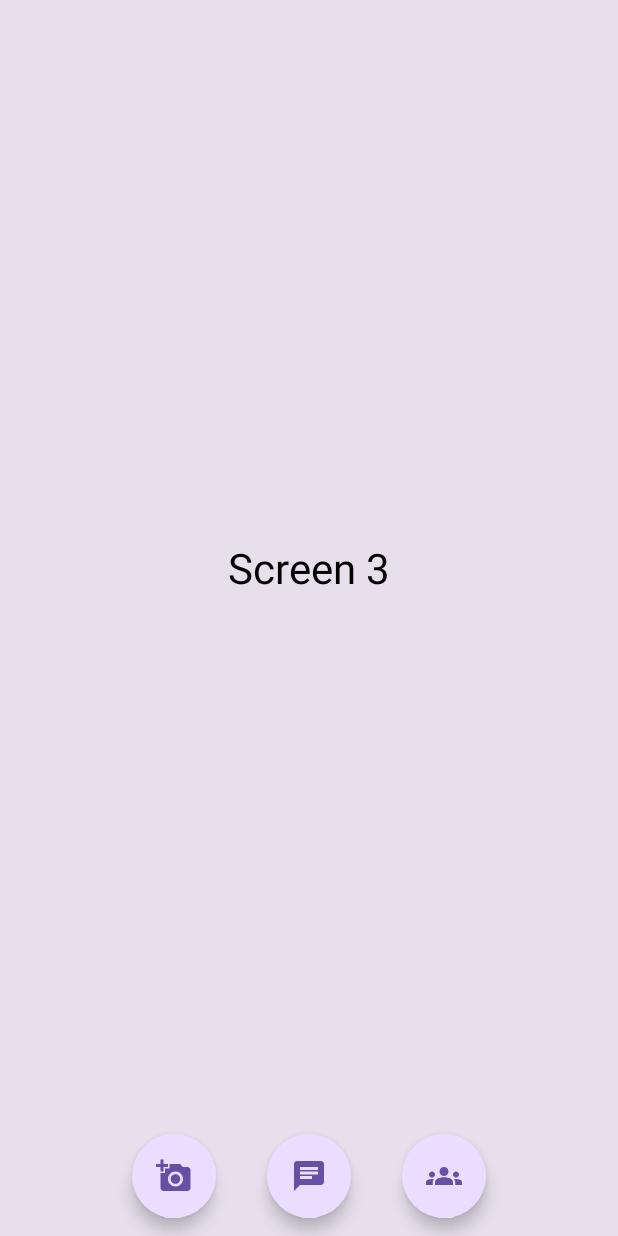
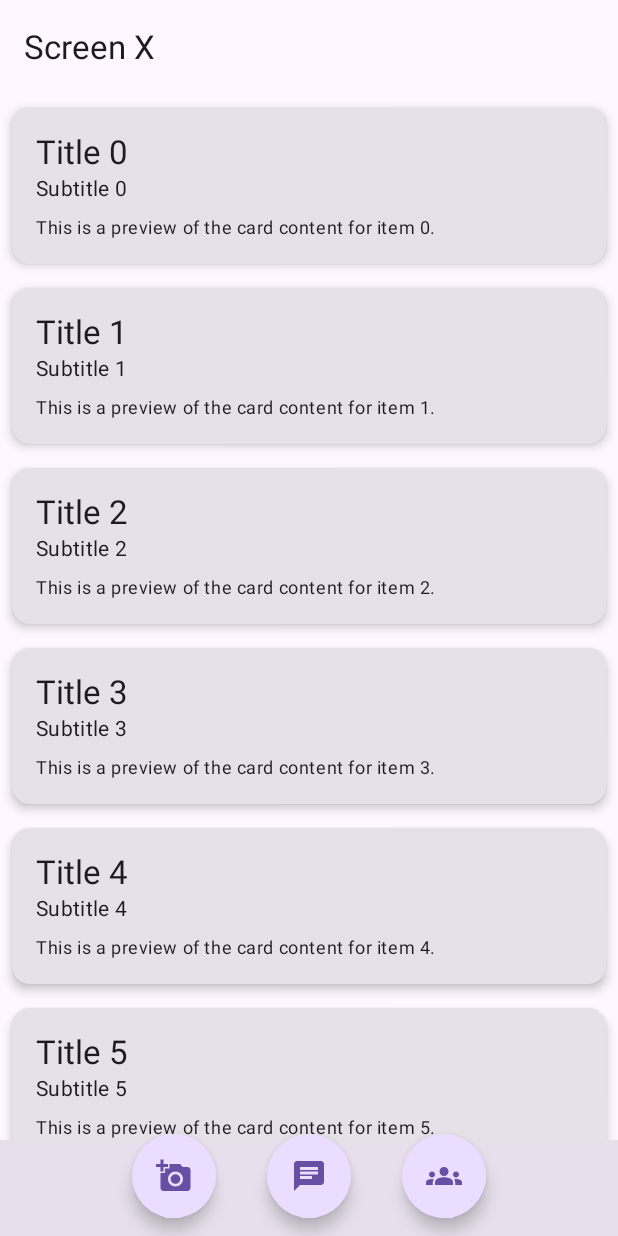
Before and after one commit to giovanniburacci/macc-project, an Android app built with Jetpack Compose: the screen it shows after launch once a user with an empty profile is signed in (MainActivity), after a tap on "View History", on a phone screen of 412 x 824 dp. Run offline under Robolectric (Android 15) with nearby library versions, the phone set to English and light mode, and no system bars; our stand-ins replace Firebase (no records; nobody signed in at launch, a user with empty details on screens opened directly); libraries missing offline, so code that uses them is left out: androidx.camera.core, androidx.camera.lifecycle, androidx.camera.view, com.google.mlkit.nl, com.google.mlkit.vision; 5 statements that could not run were skipped.

Commit message:
add messages list composable, refactor, history screen

```diff
--- a/packages/android_app/app/src/main/java/com/example/macc_app/MainActivity.kt
+++ b/packages/android_app/app/src/main/java/com/example/macc_app/MainActivity.kt
@@ -18,12 +18,15 @@ import androidx.compose.ui.res.painterResource
 import androidx.compose.ui.unit.dp
 import androidx.lifecycle.viewmodel.compose.viewModel
 import androidx.navigation.NavHostController
+import androidx.navigation.NavType
 import androidx.navigation.compose.NavHost
 import androidx.navigation.compose.composable
 import androidx.navigation.compose.rememberNavController
+import androidx.navigation.navArgument
 import com.example.compose.AppTheme
 import com.example.macc_app.screens.CameraOrGallery
-import com.example.macc_app.screens.ChatHistory
+import com.example.macc_app.screens.ChatHistory.ChatHistory
+import com.example.macc_app.screens.ChatHistory.OldViewOnlyChat
 import com.example.macc_app.screens.LatestChat
 
 class MainActivity : ComponentActivity() {
@@ -57,7 +60,14 @@ fun AppContent(navController: NavHostController, model: ChatViewModel) {
             ) {
                 composable("cameraOrGallery") { CameraOrGallery(model, navController) }
                 composable("latestChat") { LatestChat(model) }
-                composable("chatHistory") { ChatHistory() }
+                composable("chatHistory") { ChatHistory(navController) }
+                composable(
+                    "screenY/{cardId}", // Define the route with a parameter placeholder
+                    arguments = listOf(navArgument("cardId") { type = NavType.StringType })
+                ) { backStackEntry ->
+                    val cardId = backStackEntry.arguments?.getString("cardId") ?: ""
+                    OldViewOnlyChat(cardId) // Pass the parameter to ScreenY
+                }
             }
         }
 
--- a/packages/android_app/app/src/main/java/com/example/macc_app/screens/CameraOrGallery.kt
+++ b/packages/android_app/app/src/main/java/com/example/macc_app/screens/CameraOrGallery.kt
@@ -172,7 +172,7 @@ fun CameraOrGallery(viewModel: ChatViewModel = viewModel(), navController: NavCo
                     viewModel.sendMessage(recognizedText, type = MessageType.TEXT, targetLanguage = "it", timestamp = System.currentTimeMillis(), context = context)
                     showRecognizedTextDialog = false
                     recognizedText = ""
-                    navController.navigate("screen2")
+                    navController.navigate("latestChat")
                 },
                 showDialog = showRecognizedTextDialog,
                 text = recognizedText
--- a/packages/android_app/app/src/main/java/com/example/macc_app/screens/ChatHistory.kt
+++ /dev/null
@@ -1,21 +0,0 @@
-package com.example.macc_app.screens
-
-import androidx.compose.foundation.layout.*
-import androidx.compose.material3.Text
-import androidx.compose.runtime.Composable
-import androidx.compose.ui.Alignment
-import androidx.compose.ui.Modifier
-import androidx.compose.ui.unit.dp
-
-@Composable
-fun ChatHistory() {
-    Column(
-        modifier = Modifier
-            .fillMaxSize()
-            .padding(16.dp),
-        horizontalAlignment = Alignment.CenterHorizontally,
-        verticalArrangement = Arrangement.Center
-    ) {
-        Text(text = "Screen 3", style = androidx.compose.material3.MaterialTheme.typography.headlineMedium)
-    }
-}
--- /dev/null
+++ b/packages/android_app/app/src/main/java/com/example/macc_app/screens/ChatHistory/ChatHistory.kt
@@ -0,0 +1,56 @@
+package com.example.macc_app.screens.ChatHistory
+
+import androidx.compose.foundation.clickable
+import androidx.compose.foundation.layout.*
+import androidx.compose.foundation.lazy.LazyColumn
+import androidx.compose.material3.Card
+import androidx.compose.material3.CardDefaults
+import androidx.compose.material3.ExperimentalMaterial3Api
+import androidx.compose.material3.MaterialTheme
+import androidx.compose.material3.Scaffold
+import androidx.compose.material3.Text
+import androidx.compose.material3.TopAppBar
+import androidx.compose.runtime.Composable
+import androidx.compose.ui.Modifier
+import androidx.compose.ui.unit.dp
+import androidx.navigation.NavController
+
+@OptIn(ExperimentalMaterial3Api::class)
+@Composable
+fun ChatHistory(navController: NavController) {
+    Scaffold(
+        topBar = {
+            TopAppBar(title = { Text("Screen X") })
+        }
+    ) { padding ->
+        LazyColumn(
+            contentPadding = padding,
+            modifier = Modifier.fillMaxSize()
+        ) {
+            items(20) { index -> // Replace 20 with your data list size
+                val cardId = "Card$index"
+                Card(
+                    modifier = Modifier
+                        .padding(8.dp)
+                        .fillMaxWidth()
+                        .clickable {
+                            navController.navigate("screenY/$cardId") // Pass the cardId
+                        },
+                    elevation = CardDefaults.cardElevation(4.dp)
+                ) {
+                    Column(
+                        modifier = Modifier.padding(16.dp)
+                    ) {
+                        Text(text = "Title $index", style = MaterialTheme.typography.titleLarge)
+                        Text(text = "Subtitle $index", style = MaterialTheme.typography.bodyMedium)
+                        Spacer(modifier = Modifier.height(8.dp))
+                        Text(
+                            text = "This is a preview of the card content for item $index.",
+                            style = MaterialTheme.typography.bodySmall
+                        )
+                    }
+                }
+            }
+        }
+    }
+}
```
Also changed, not shown: packages/android_app/app/src/main/java/com/example/macc_app/components/MessagesList.kt (added, +64 -0 lines), packages/android_app/app/src/main/java/com/example/macc_app/screens/ChatHistory/OldViewOnlyChat.kt (added, +8 -0 lines), packages/android_app/app/src/main/java/com/example/macc_app/screens/LatestChat.kt (+13 -45 lines).
